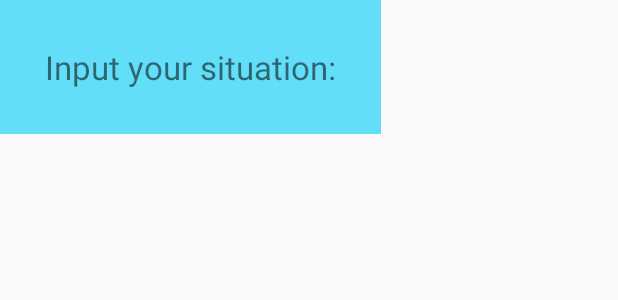
After one commit to cwlroda/Dinner-Dash, an Android app: the layout popup_window.xml on its own in the app's theme, with its tools: preview values and no code run, on a phone screen of 412 x 824 dp. The commit adds this screen. Shown: the top 300 px of the screen. Run offline under Robolectric (Android 15) with nearby library versions, the phone set to English and light mode, and no system bars.

Commit message:
added 3rd tab

```diff
--- a/app/src/main/java/com/example/someapp/ui/main/PageViewModel.java
+++ b/app/src/main/java/com/example/someapp/ui/tabs/PageViewModel.java
@@ -1,4 +1,4 @@
-package com.example.someapp.ui.main;
+package com.example.someapp.ui.tabs;
 
 import androidx.arch.core.util.Function;
 import androidx.lifecycle.LiveData;
--- a/app/src/main/java/com/example/someapp/ui/main/PlaceholderFragment.java
+++ b/app/src/main/java/com/example/someapp/ui/tabs/PlaceholderFragment.java
@@ -1,4 +1,4 @@
-package com.example.someapp.ui.main;
+package com.example.someapp.ui.tabs;
 
 import android.os.Bundle;
 import android.view.LayoutInflater;
@@ -48,7 +48,7 @@ public class PlaceholderFragment extends Fragment {
             Bundle savedInstanceState) {
         View root = inflater.inflate(R.layout.fragment_main, container, false);
         final TextView textView = root.findViewById(R.id.section_label);
-        pageViewModel.getText().observe(this, new Observer<String>() {
+        pageViewModel.getText().observe(getViewLifecycleOwner(), new Observer<String>() {
             @Override
             public void onChanged(@Nullable String s) {
                 textView.setText(s);
--- a/app/src/main/java/com/example/someapp/ui/main/SectionsPagerAdapter.java
+++ b/app/src/main/java/com/example/someapp/ui/tabs/SectionsPagerAdapter.java
@@ -1,4 +1,4 @@
-package com.example.someapp.ui.main;
+package com.example.someapp.ui.tabs;
 
 import android.content.Context;
 
@@ -17,7 +17,7 @@ import com.example.someapp.R;
 public class SectionsPagerAdapter extends FragmentPagerAdapter {
 
     @StringRes
-    private static final int[] TAB_TITLES = new int[]{R.string.tab_text_1, R.string.tab_text_2};
+    private static final int[] TAB_TITLES = new int[]{R.string.tab_text_1, R.string.tab_text_2, R.string.tab_text_3};
     private final Context mContext;
 
     public SectionsPagerAdapter(Context context, FragmentManager fm) {
@@ -41,6 +41,6 @@ public class SectionsPagerAdapter extends FragmentPagerAdapter {
     @Override
     public int getCount() {
         // Show 2 total pages.
-        return 2;
+        return 3;
     }
 }
--- a/app/src/main/res/layout/fragment_main.xml
+++ b/app/src/main/res/layout/fragment_main.xml
@@ -5,7 +5,7 @@
     android:id="@+id/constraintLayout"
     android:layout_width="match_parent"
     android:layout_height="match_parent"
-    tools:context=".ui.main.PlaceholderFragment">
+    tools:context=".ui.tabs.PlaceholderFragment">
 
     <TextView
         android:id="@+id/section_label"
--- /dev/null
+++ b/app/src/main/res/layout/popup_window.xml
@@ -0,0 +1,16 @@
+<?xml version="1.0" encoding="utf-8"?>
+<RelativeLayout
+    xmlns:android="http://schemas.android.com/apk/res/android"
+    android:layout_width="wrap_content"
+    android:layout_height="wrap_content"
+    android:background="#62def8">
+
+    <TextView
+        android:layout_width="wrap_content"
+        android:layout_height="wrap_content"
+        android:layout_centerInParent="true"
+        android:layout_margin="30dp"
+        android:textSize="22sp"
+        android:text="Input your situation:"/>
+
+</RelativeLayout>
```
Also changed, not shown: app/src/main/java/com/example/someapp/InputActivity.java (+29 -5 lines).
